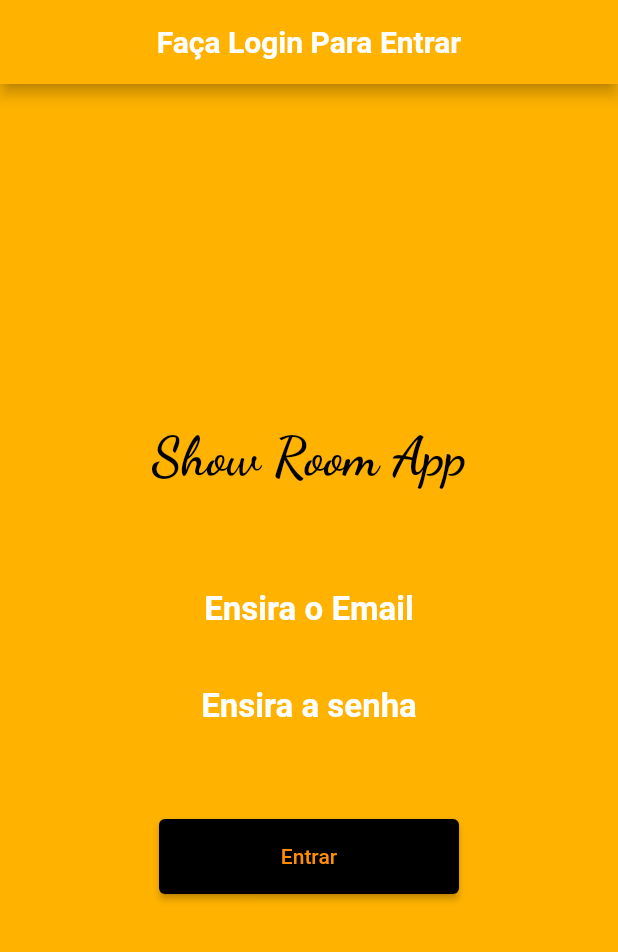
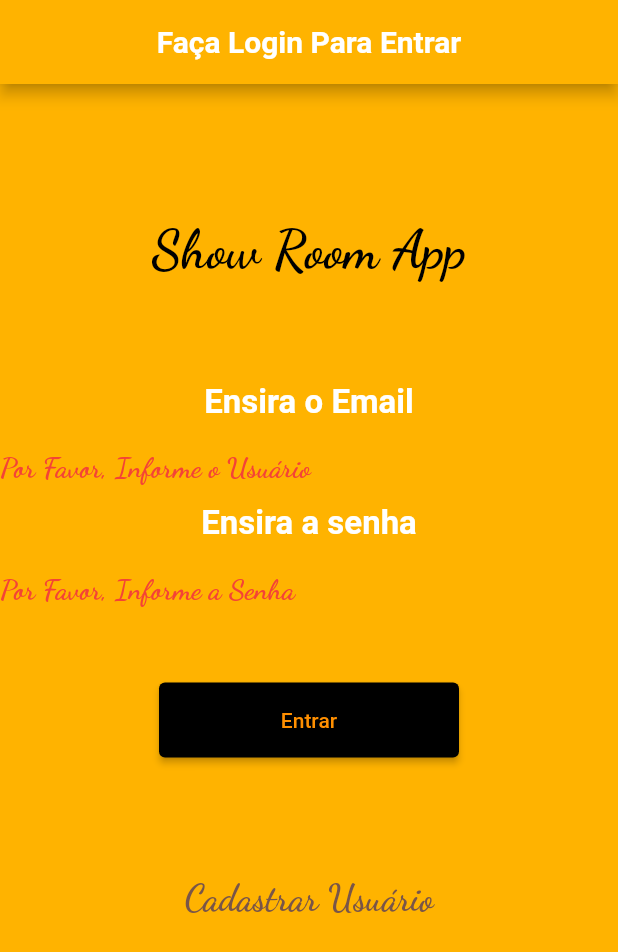
Before and after one commit to marcio1998/show_room_app, a Flutter app: the screen it shows after launch, after a tap on "Entrar", on a phone screen of 412 x 824 dp. Shown: the top 952 px of the screen. Run offline on Flutter 3.47's test engine with Material 2 defaults, Android fonts, the phone set to English and light mode, and no system bars; our stand-ins replace cloud_firestore, firebase_auth, firebase_core; accounts and stored records are empty.

Commit message:
Logar e tela de login ajustados e funcionando, adicionado a tela de cadastro e modelo de cadastro

```diff
--- a/lib/main.dart
+++ b/lib/main.dart
@@ -1,7 +1,10 @@
+import 'package:firebase_auth/firebase_auth.dart';
 import 'package:flutter/material.dart';
 import 'package:cloud_firestore/cloud_firestore.dart';
 import 'package:firebase_core/firebase_core.dart';
+import 'package:show_room_app/CadastroDeUsuario.dart';
 import 'package:show_room_app/Cafe.dart';
+import 'PaginaInicial.dart';
 
 //CÓDIGO PARA VERIFICAÇÃO DO BANCO DE DADOS.
 //  var db = FirebaseFirestore.instance;
@@ -56,8 +59,23 @@ class MyApp extends StatelessWidget {
               color: Colors.white,
               fontSize: 22,
               fontWeight: FontWeight.bold,
+            ),
+            headline3: TextStyle(
+              color: Colors.red,
+              fontSize: 19,
+              fontWeight: FontWeight.bold,
+              fontFamily: 'DancingScript',
+            ),
+            headline4: TextStyle(
+              color: Colors.brown,
+              fontSize: 24,
+              fontWeight: FontWeight.bold,
+              fontFamily: 'DancingScript',
             )),
       ),
+
+      //Definição de rotas
+      routes: {'/cadastrodeusuario': (context) => CadastroDeUsuario()},
       home: MyHomePage(),
     );
   }
@@ -72,6 +90,7 @@ class _MyHomePageState extends State<MyHomePage> {
   var _emailUsuarioController = TextEditingController();
   var _senhaUsuarioController = TextEditingController();
   final _formKey = GlobalKey<FormState>();
+
   @override
   Widget build(BuildContext context) {
     return Scaffold(
@@ -79,12 +98,15 @@ class _MyHomePageState extends State<MyHomePage> {
         title: Text("Faça Login Para Entrar",
             style: Theme.of(context).appBarTheme.titleTextStyle),
       ),
-      body: Center(
+      body: SingleChildScrollView(
           child: Form(
               key: this._formKey,
               child: Column(
                 mainAxisAlignment: MainAxisAlignment.center,
                 children: [
+                  SizedBox(
+                    height: 90,
+                  ),
                   Container(
                     margin: EdgeInsets.only(bottom: 40),
                     child: Text(
@@ -93,11 +115,12 @@ class _MyHomePageState extends State<MyHomePage> {
                     ),
                   ),
                   Container(
-                    padding: EdgeInsets.all(15),
+                    padding: EdgeInsets.only(top: 15),
                     child: TextFormField(
                       textAlign: TextAlign.center,
                       style: Theme.of(context).textTheme.headline2,
                       decoration: InputDecoration(
+                        errorStyle: Theme.of(context).textTheme.headline3,
                         border: InputBorder.none,
                         hintStyle: Theme.of(context).textTheme.headline2,
                         hintText: "Ensira o Email",
@@ -117,6 +140,7 @@ class _MyHomePageState extends State<MyHomePage> {
                     textAlign: TextAlign.center,
                     style: Theme.of(context).textTheme.headline2,
                     decoration: InputDecoration(
+                      errorStyle: Theme.of(context).textTheme.headline3,
                       border: InputBorder.none,
                       hintStyle: Theme.of(context).textTheme.headline2,
                       hintText: "Ensira a senha",
@@ -135,16 +159,56 @@ class _MyHomePageState extends State<MyHomePage> {
                     height: 50,
                     margin: EdgeInsets.only(top: 50),
                     child: ElevatedButton(
-                        onPressed: () {},
+                        onPressed: () => this.logar(
+                            this._emailUsuarioController.text,
+                            this._senhaUsuarioController.text),
                         child: Text(
                           "Entrar",
                           style: TextStyle(
                             color: Colors.amber[800],
                           ),
                         )),
-                  )
+                  ),
+                  Container(
+                      padding: EdgeInsets.only(top: 70),
+                      child: TextButton(
+                          onPressed: () => Navigator.pushNamed(
+                              context, '/cadastrodeusuario'),
+                          child: Text(
+                            "Cadastrar Usuário",
+                            style: Theme.of(context).textTheme.headline4,
+                          )))
                 ],
               ))),
     );
   }
+
+  Future<void> logar(email, senha) async {
+    if (this._formKey.currentState!.validate()) {
+      try {
+        await FirebaseAuth.instance
+            .signInWithEmailAndPassword(email: email, password: senha)
+            .then((value) => Navigator.pushReplacement(
+                context,
+                MaterialPageRoute(
+                    builder: (context) => PaginaInicial(value.user!.uid))));
+      } on FirebaseAuthException catch (e) {
+        var codigoDeErro = e.code;
+        var mensagem = '';
+        if (codigoDeErro == 'user-not-found') {
+          mensagem = "Usuário Não Encontrado";
+        } else if (codigoDeErro == 'wrong-password') {
+          mensagem = "Senha Errada";
+        } else if (codigoDeErro == 'invalid-email') {
+          mensagem = "Email inválido";
+        } else {
+          mensagem = codigoDeErro;
+        }
+        ScaffoldMessenger.of(context).showSnackBar(SnackBar(
+          content: Text(mensagem),
+          duration: Duration(seconds: 2),
+        ));
+      }
+    }
+  }
 }
--- /dev/null
+++ b/lib/model/ModeloCadastroDeUsuario.dart
@@ -0,0 +1,11 @@
+import 'package:flutter/foundation.dart';
+
+class ModeloCadastroDeusuario {
+  String nome;
+  String telefone;
+  String email;
+  String senha;
+
+  ModeloCadastroDeusuario(@required this.nome, @required this.telefone,
+      @required this.email, @required this.senha);
+}
--- a/pubspec.yaml
+++ b/pubspec.yaml
@@ -23,9 +23,9 @@ environment:
 dependencies:
   flutter:
     sdk: flutter
-  firebase_core: ^1.3.0
-  cloud_firestore: ^2.2.2
-  firebase_auth: ^1.4.1
+  cloud_firestore: ^2.1.0
+  firebase_core: ^1.1.1
+  firebase_auth: ^1.2.0
 
 
   # The following adds the Cupertino Icons font to your application.
```
Also changed, not shown: lib/CadastroDeUsuario.dart (added, +145 -0 lines), lib/PaginaInicial.dart (added, +14 -0 lines).
